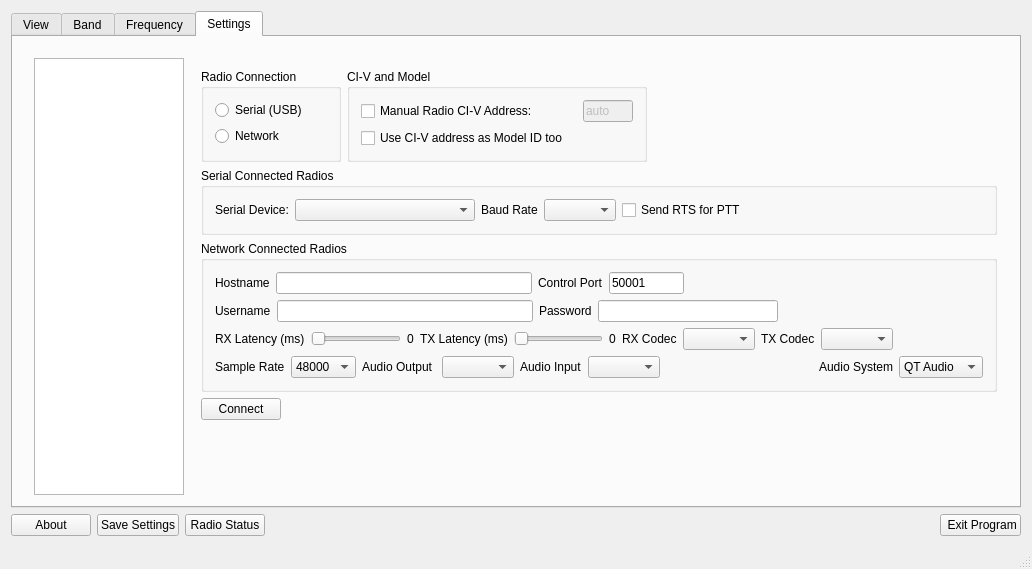
This is wfmain.ui in adecarolis/wfweb as Qt 5 draws it before an edit. The edited form follows.
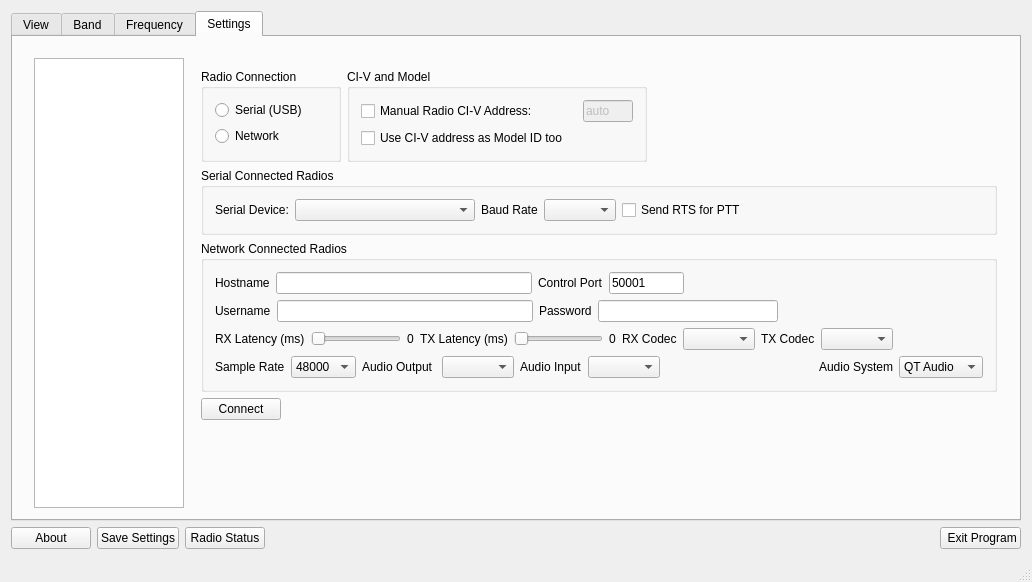
This is the edited form. The open tabs and pages were chosen to show the change. Custom widgets are drawn as their Qt base class.

Commit message: Main window may now be made smaller. Settings combo box sizes now limited.

What changed in the file:
```diff
--- a/wfmain.ui
+++ b/wfmain.ui
@@ -7,7 +7,7 @@
     <x>0</x>
     <y>0</y>
     <width>1032</width>
-    <height>569</height>
+    <height>582</height>
    </rect>
   </property>
   <property name="windowTitle">
```
Left out of the diff: 10 changed lines with no effect on the pictures.
